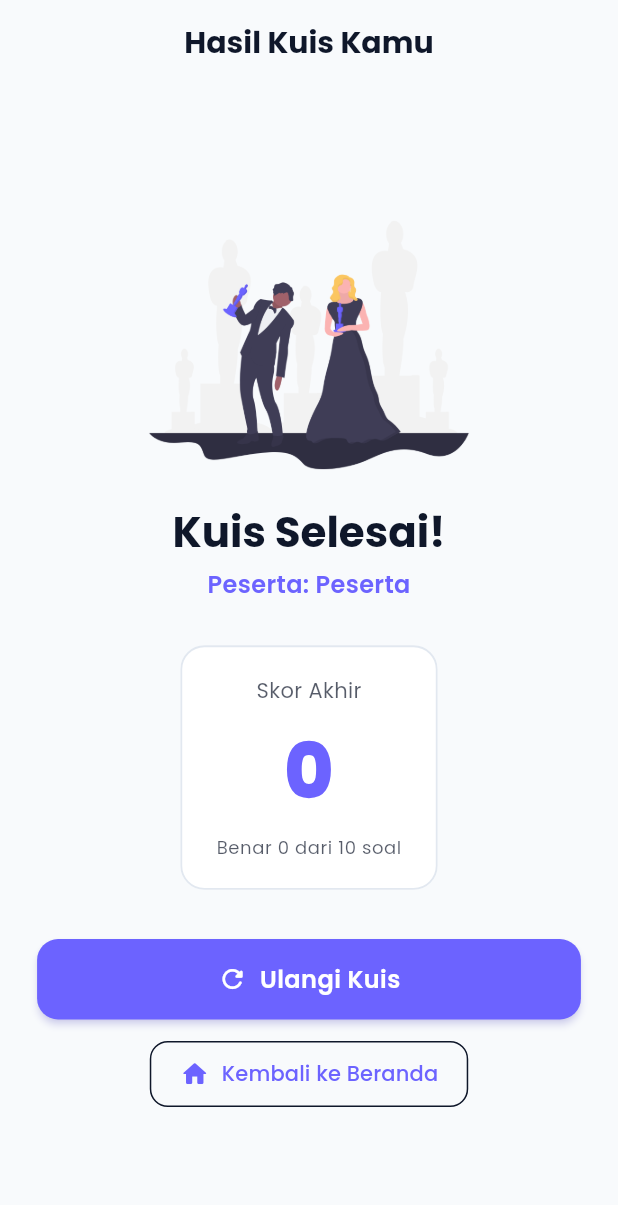
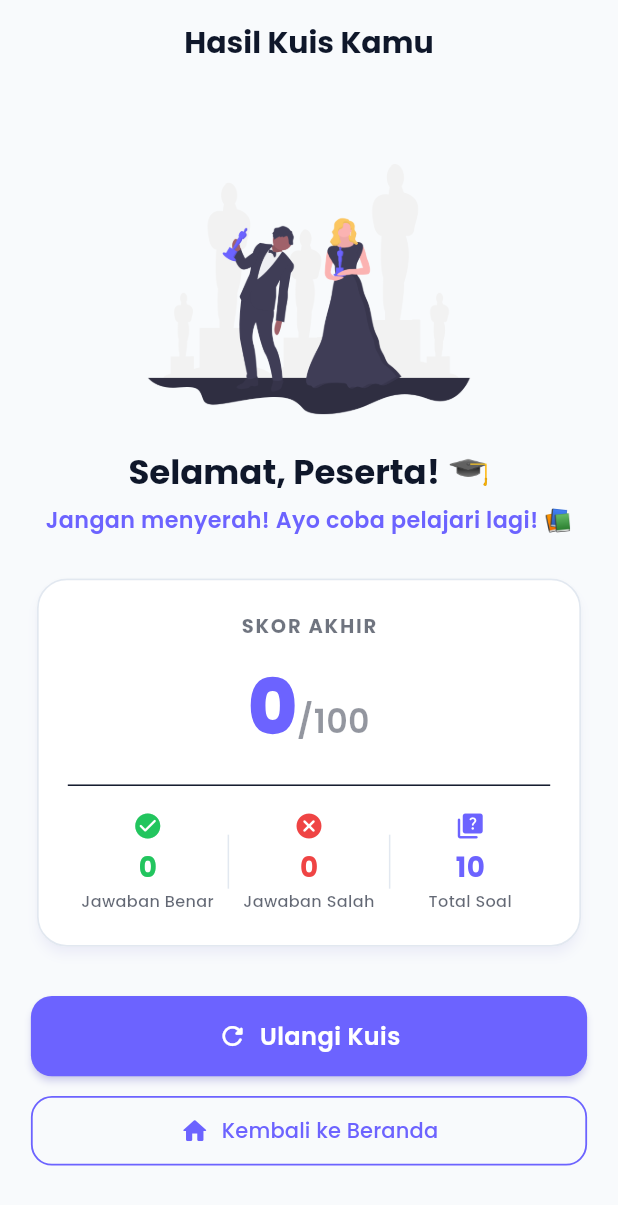
Before and after one commit to nauflzuhd/Kuisiin, a Flutter app: the ResultScreen screen opened by its route, on a phone screen of 412 x 824 dp. Shown: the top 1205 px of the screen. Run offline on Flutter 3.47's test engine with Material 3 defaults, Android fonts, the phone set to English and light mode, and no system bars.

Commit message:
feat: selesaikan logika kuis, widget ScoreCard, dan halaman hasil

```diff
--- a/lib/providers/quiz_provider.dart
+++ b/lib/providers/quiz_provider.dart
@@ -44,6 +44,12 @@ class QuizProvider with ChangeNotifier {
   /// Jumlah pertanyaan yang sudah dijawab oleh pengguna.
   int get answeredCount =>
       _selectedAnswers.where((answer) => answer != null).length;
+
+  /// Jumlah pertanyaan yang belum dijawab oleh pengguna.
+  int get unansweredCount => totalQuestions - answeredCount;
+
+  /// Memeriksa apakah masih terdapat soal yang belum dijawab.
+  bool get hasUnansweredQuestions => unansweredCount > 0;
 
   /// Memeriksa apakah semua soal sudah dijawab.
   bool get allQuestionsAnswered => answeredCount == totalQuestions;
@@ -108,6 +114,15 @@ class QuizProvider with ChangeNotifier {
     }
   }
 
+  /// Berpindah langsung ke soal pada indeks tertentu.
+  void jumpToQuestion(int index) {
+    if (index >= 0 && index < _questions.length) {
+      _currentIndex = index;
+      notifyListeners();
+    }
+  }
+
+
   /// Menandai kuis telah selesai dan menghitung hasil.
   void finish() {
     _isFinished = true;
--- a/lib/screens/result_screen.dart
+++ b/lib/screens/result_screen.dart
@@ -7,18 +7,48 @@ import '../core/constants/app_strings.dart';
 import '../core/utils/responsive.dart';
 import '../providers/quiz_provider.dart';
 import '../widgets/primary_button.dart';
+import '../widgets/score_card.dart';
 
-/// Halaman Hasil Kuis (Placeholder untuk verifikasi navigasi & state provider di Hari 5).
-/// UI detail hasil kuis lengkap akan disempurnakan pada Hari 7 & 8.
+/// Halaman Hasil Kuis (ResultScreen).
+/// Menampilkan ucapan selamat, ilustrasi hasil, kartu evaluasi nilai [ScoreCard],
+/// pesan motivasi berdasarkan persentase skor, serta tombol ulangi dan kembali ke beranda.
 class ResultScreen extends StatelessWidget {
   const ResultScreen({super.key});
+
+  /// Menentukan pesan apresiasi berdasarkan skor nilai akhir
+  String _getFeedbackMessage(int score) {
+    if (score == 100) return AppStrings.perfectScoreMessage;
+    if (score >= 80) return AppStrings.greatScoreMessage;
+    if (score >= 60) return AppStrings.goodScoreMessage;
+    return AppStrings.keepLearningMessage;
+  }
 
   @override
   Widget build(BuildContext context) {
     final quiz = context.watch<QuizProvider>();
-    final double horizontalPadding = Responsive.w(context, 0.06).clamp(16.0, 32.0);
+    final double horizontalPadding = Responsive.w(context, 0.05).clamp(16.0, 28.0);
+    final double verticalPadding = Responsive.h(context, 0.025).clamp(16.0, 28.0);
+    final bool isLandscape = Responsive.isLandscape(context);
+    final double imageSize = isLandscape
+        ? Responsive.h(context, 0.22).clamp(75.0, 110.0)
+        : Responsive.h(context, 0.22).clamp(130.0, 190.0);
+    final String feedbackMessage = _getFeedbackMessage(quiz.score);
+    final String displayName =
+        quiz.userName.trim().isEmpty ? 'Peserta' : quiz.userName.trim();
 
-    return Scaffold(
+    return PopScope(
+      canPop: false,
+      onPopInvokedWithResult: (didPop, result) {
+        if (didPop) return;
+        // Tombol back sistem langsung mengarahkan ke halaman awal dengan reset
+        quiz.reset(keepUserName: false);
+        Navigator.pushNamedAndRemoveUntil(
+          context,
+          AppRoutes.welcome,
+          (route) => false,
+        );
+      },
+      child: Scaffold(
         appBar: AppBar(
           title: const Text(AppStrings.resultTitle),
           automaticallyImplyLeading: false,
@@ -28,14 +58,19 @@ class ResultScreen extends StatelessWidget {
             child: ConstrainedBox(
               constraints: const BoxConstraints(maxWidth: Responsive.maxContentWidth),
               child: SingleChildScrollView(
-              padding: EdgeInsets.symmetric(horizontal: horizontalPadding, vertical: 24),
+                padding: EdgeInsets.symmetric(
+                  horizontal: horizontalPadding,
+                  vertical: verticalPadding,
+                ),
                 child: Column(
                   mainAxisAlignment: MainAxisAlignment.center,
+                  crossAxisAlignment: CrossAxisAlignment.stretch,
                   children: [
-                  // Ilustrasi Hasil / Icon
-                  Image.asset(
+                    // 1. Ilustrasi Hasil (Trophy / Awards)
+                    Center(
+                      child: Image.asset(
                         AppStrings.trophyResultImage,
-                    height: Responsive.h(context, 0.22).clamp(130.0, 180.0),
+                        height: imageSize,
                         fit: BoxFit.contain,
                         errorBuilder: (context, error, stackTrace) {
                           return const Icon(
@@ -45,67 +80,42 @@ class ResultScreen extends StatelessWidget {
                           );
                         },
                       ),
+                    ),
                     SizedBox(height: Responsive.h(context, 0.02)),
 
-                  // Judul & Nama Pengguna
+                    // 2. Sapaan Personal Pengguna
                     Text(
-                    'Kuis Selesai!',
-                    style: Theme.of(context).textTheme.headlineMedium?.copyWith(
+                      'Selamat, $displayName! 🎓',
+                      textAlign: TextAlign.center,
+                      style: Theme.of(context).textTheme.headlineSmall?.copyWith(
                             fontWeight: FontWeight.w800,
+                            fontSize: Responsive.sp(context, 0.055, min: 20.0, max: 24.0),
                           ),
                     ),
                     const SizedBox(height: 6),
+
+                    // Pesan Feedback Dinamis
                     Text(
-                    'Peserta: ${quiz.userName.isEmpty ? "Peserta" : quiz.userName}',
+                      feedbackMessage,
+                      textAlign: TextAlign.center,
                       style: TextStyle(
-                      fontSize: Responsive.sp(context, 0.04, min: 14.0, max: 16.0),
+                        fontSize: Responsive.sp(context, 0.036, min: 13.0, max: 15.0),
+                        fontWeight: FontWeight.w600,
                         color: AppColors.primary,
-                      fontWeight: FontWeight.w600,
                       ),
                     ),
                     SizedBox(height: Responsive.h(context, 0.03)),
 
-                  // Card Skor Awal
-                  Card(
-                    child: Padding(
-                      padding: const EdgeInsets.symmetric(horizontal: 24, vertical: 20),
-                      child: Column(
-                        children: [
-                          Text(
-                            AppStrings.totalScoreLabel,
-                            style: Theme.of(context).textTheme.bodyMedium?.copyWith(
-                                  color: Theme.of(context)
-                                      .colorScheme
-                                      .onSurface
-                                      .withValues(alpha: 0.7),
-                                ),
-                          ),
-                          const SizedBox(height: 8),
-                          Text(
-                            '${quiz.score}',
-                            style: TextStyle(
-                              fontSize: Responsive.sp(context, 0.12, min: 40.0, max: 56.0),
-                              fontWeight: FontWeight.w900,
-                              color: AppColors.primary,
-                            ),
-                          ),
-                          const SizedBox(height: 8),
-                          Text(
-                            'Benar ${quiz.correctCount} dari ${quiz.totalQuestions} soal',
-                            style: Theme.of(context).textTheme.bodySmall?.copyWith(
-                                  color: Theme.of(context)
-                                      .colorScheme
-                                      .onSurface
-                                      .withValues(alpha: 0.7),
-                                ),
-                          ),
-                        ],
-                      ),
-                    ),
+                    // 3. Kartu Skor Evaluasi (ScoreCard)
+                    ScoreCard(
+                      score: quiz.score,
+                      correctCount: quiz.correctCount,
+                      incorrectCount: quiz.incorrectCount,
+                      totalQuestions: quiz.totalQuestions,
                     ),
                     SizedBox(height: Responsive.h(context, 0.035)),
 
-                  // Tombol Ulangi Kuis
+                    // 4. Tombol Ulangi Kuis (Reset state tapi simpan nama)
                     PrimaryButton(
                       text: AppStrings.retryButton,
                       icon: Icons.refresh_rounded,
@@ -116,7 +126,7 @@ class ResultScreen extends StatelessWidget {
                     ),
                     SizedBox(height: Responsive.h(context, 0.015)),
 
-                  // Tombol Kembali ke Halaman Awal
+                    // 5. Tombol Kembali ke Halaman Utama (Reset semua)
                     OutlinedButton.icon(
                       onPressed: () {
                         quiz.reset(keepUserName: false);
@@ -130,9 +140,12 @@ class ResultScreen extends StatelessWidget {
                       label: const Text(AppStrings.backToHomeButton),
                       style: OutlinedButton.styleFrom(
                         shape: RoundedRectangleBorder(
-                        borderRadius: BorderRadius.circular(12),
+                          borderRadius: BorderRadius.circular(14),
                         ),
-                      padding: const EdgeInsets.symmetric(horizontal: 20, vertical: 12),
+                        side: const BorderSide(color: AppColors.primary, width: 1.2),
+                        padding: EdgeInsets.symmetric(
+                          vertical: Responsive.h(context, 0.016).clamp(12.0, 16.0),
+                        ),
                       ),
                     ),
                   ],
@@ -141,6 +154,7 @@ class ResultScreen extends StatelessWidget {
             ),
           ),
         ),
+      ),
     );
   }
 }
--- /dev/null
+++ b/lib/widgets/score_card.dart
@@ -0,0 +1,170 @@
+import 'package:flutter/material.dart';
+
+import '../core/constants/app_colors.dart';
+import '../core/constants/app_strings.dart';
+import '../core/utils/responsive.dart';
+
+/// Widget reusable untuk menampilkan ringkasan skor akhir kuis.
+/// Berisi skor nilai persentase besar, serta statistik jawaban benar, salah, dan total soal.
+class ScoreCard extends StatelessWidget {
+  final int score;
+  final int correctCount;
+  final int incorrectCount;
+  final int totalQuestions;
+
+  const ScoreCard({
+    super.key,
+    required this.score,
+    required this.correctCount,
+    required this.incorrectCount,
+    required this.totalQuestions,
+  });
+
+  @override
+  Widget build(BuildContext context) {
+    final bool isDark = Theme.of(context).brightness == Brightness.dark;
+    final double cardPadding = Responsive.w(context, 0.05).clamp(16.0, 24.0);
+    final double scoreFontSize = Responsive.sp(context, 0.12, min: 42.0, max: 58.0);
+
+    return Card(
+      elevation: isDark ? 0 : 3,
+      shadowColor: AppColors.primary.withValues(alpha: 0.12),
+      shape: RoundedRectangleBorder(
+        borderRadius: BorderRadius.circular(20),
+        side: BorderSide(
+          color: isDark ? AppColors.darkBorder : AppColors.lightBorder,
+          width: 1.2,
+        ),
+      ),
+      child: Padding(
+        padding: EdgeInsets.symmetric(horizontal: cardPadding, vertical: cardPadding * 1.1),
+        child: Column(
+          children: [
+            // Label Skor Akhir
+            Text(
+              AppStrings.totalScoreLabel.toUpperCase(),
+              style: TextStyle(
+                fontSize: Responsive.sp(context, 0.032, min: 11.0, max: 13.0),
+                fontWeight: FontWeight.w700,
+                letterSpacing: 1.2,
+                color: Theme.of(context).colorScheme.onSurface.withValues(alpha: 0.6),
+              ),
+            ),
+            SizedBox(height: Responsive.h(context, 0.01)),
+
+            // Tampilan Angka Skor
+            Row(
+              mainAxisAlignment: MainAxisAlignment.center,
+              crossAxisAlignment: CrossAxisAlignment.baseline,
+              textBaseline: TextBaseline.alphabetic,
+              children: [
+                Text(
+                  '$score',
+                  style: TextStyle(
+                    fontSize: scoreFontSize,
+                    fontWeight: FontWeight.w900,
+                    color: AppColors.primary,
+                  ),
+                ),
+                Text(
+                  '/100',
+                  style: TextStyle(
+                    fontSize: scoreFontSize * 0.45,
+                    fontWeight: FontWeight.w600,
+                    color: Theme.of(context).colorScheme.onSurface.withValues(alpha: 0.45),
+                  ),
+                ),
+              ],
+            ),
+            SizedBox(height: Responsive.h(context, 0.02)),
+
+            const Divider(height: 1),
+            SizedBox(height: Responsive.h(context, 0.02)),
+
+            // 3 Statistik: Benar, Salah, Total Soal
+            Row(
+              children: [
+                // Kolom Jawaban Benar
+                Expanded(
+                  child: _buildStatItem(
+                    context,
+                    label: AppStrings.correctAnswersLabel,
+                    value: '$correctCount',
+                    icon: Icons.check_circle_rounded,
+                    color: AppColors.success,
+                  ),
+                ),
+                Container(
+                  height: 36,
+                  width: 1,
+                  color: isDark ? AppColors.darkBorder : AppColors.lightBorder,
+                ),
+
+                // Kolom Jawaban Salah
+                Expanded(
+                  child: _buildStatItem(
+                    context,
+                    label: AppStrings.incorrectAnswersLabel,
+                    value: '$incorrectCount',
+                    icon: Icons.cancel_rounded,
+                    color: AppColors.error,
+                  ),
+                ),
+                Container(
+                  height: 36,
+                  width: 1,
+                  color: isDark ? AppColors.darkBorder : AppColors.lightBorder,
+                ),
+
+                // Kolom Total Soal
+                Expanded(
+                  child: _buildStatItem(
+                    context,
+                    label: 'Total Soal',
+                    value: '$totalQuestions',
+                    icon: Icons.quiz_rounded,
+                    color: AppColors.primary,
+                  ),
+                ),
+              ],
+            ),
+          ],
+        ),
+      ),
+    );
+  }
+
+  /// Helper untuk membangun satu blok statistik
+  Widget _buildStatItem(
+    BuildContext context, {
+    required String label,
+    required String value,
+    required IconData icon,
+    required Color color,
+  }) {
+    return Column(
+      children: [
+        Icon(icon, size: 20, color: color),
+        const SizedBox(height: 4),
+        Text(
+          value,
+          style: TextStyle(
+            fontSize: Responsive.sp(context, 0.045, min: 16.0, max: 20.0),
+            fontWeight: FontWeight.w800,
+            color: color,
+          ),
+        ),
+        const SizedBox(height: 2),
+        Text(
+          label,
+          textAlign: TextAlign.center,
+          style: TextStyle(
+            fontSize: Responsive.sp(context, 0.026, min: 10.0, max: 12.0),
+            color: Theme.of(context).colorScheme.onSurface.withValues(alpha: 0.65),
+            fontWeight: FontWeight.w500,
+          ),
+        ),
+      ],
+    );
+  }
+}
```
Lines whose indentation alone changed are shown as unchanged.
